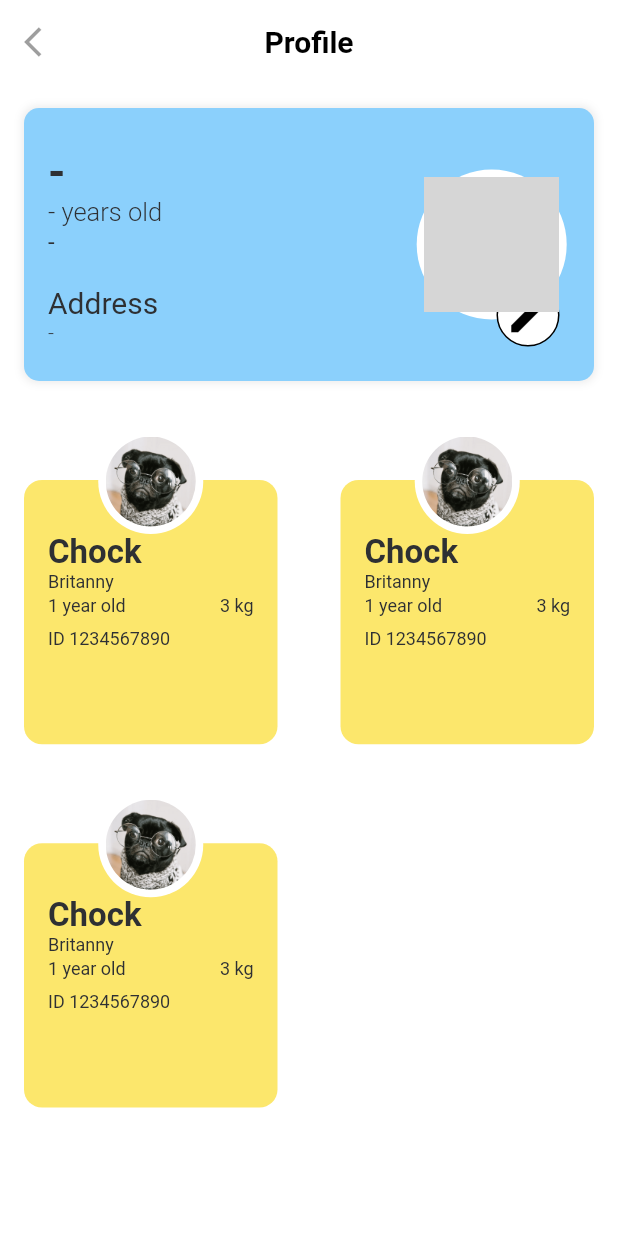
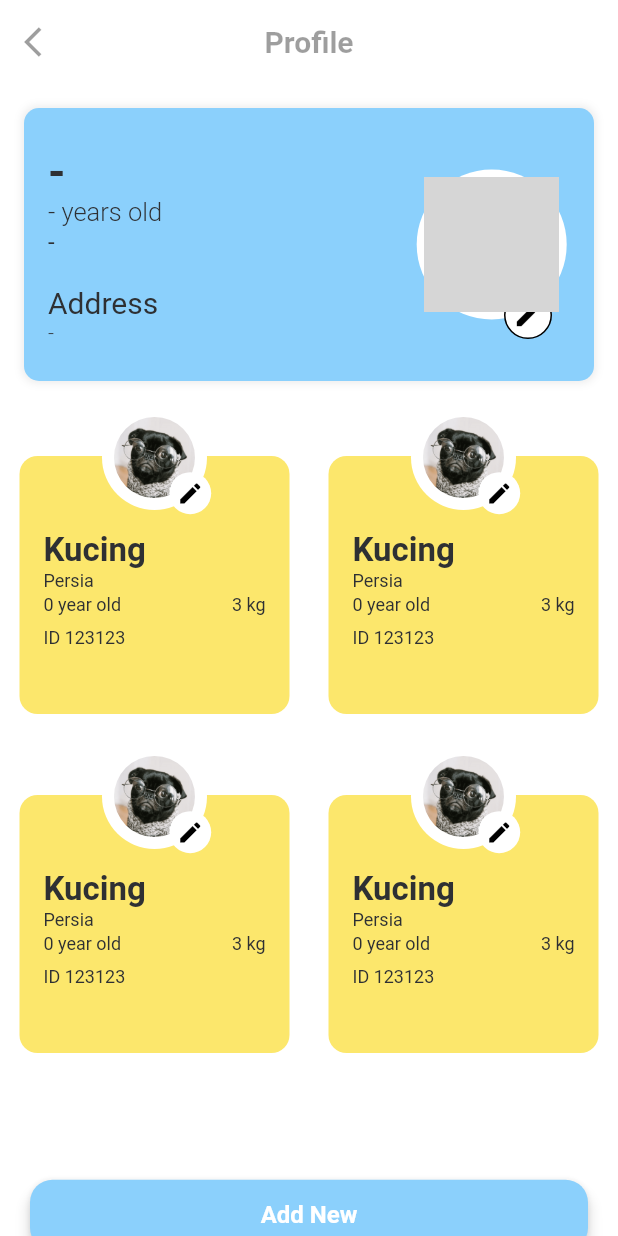
Before and after one commit to lokapin-indonesia/lokapin-app, a Flutter app: the ProfileScreen screen opened directly, on a phone screen of 412 x 824 dp. Run offline on Flutter 3.47's test engine with Material 2 defaults, Android fonts, the phone set to English and light mode, and no system bars; drawn by our look-alikes of nb_utils; our stand-ins replace email_validator, flutter_dotenv, get_storage, google_fonts, rflutter_alert and 1 more; missing offline and left inert: dart:ffi; accounts and stored records are empty; network calls fail; grey boxes are pictures that could not be loaded.

Commit message:
profile page

```diff
--- /dev/null
+++ b/lib/models/PetModels.dart
@@ -0,0 +1,25 @@
+import 'package:flutter/foundation.dart';
+
+class PetModels {
+  final String? id;
+  final String? name;
+  final String? image;
+  final String? breeds;
+  final String? gender;
+  final int? weight;
+  final DateTime? birthDate;
+  final DateTime? vaccinationActivity;
+  final DateTime? medicalCheckUpActivity;
+
+  PetModels({
+    @required this.id,
+    @required this.name,
+    @required this.image,
+    @required this.breeds,
+    @required this.gender,
+    @required this.weight,
+    @required this.birthDate,
+    @required this.vaccinationActivity,
+    @required this.medicalCheckUpActivity,
+  });
+}
--- a/lib/screen/profile/profile_Screen.dart
+++ b/lib/screen/profile/profile_Screen.dart
@@ -1,5 +1,7 @@
 import 'package:flutter/material.dart';
 import 'package:flutter/services.dart';
+import 'package:lokapin_app/models/PetModels.dart';
+import 'package:lokapin_app/screen/profile/edit_profile_pet_screen.dart';
 import 'package:lokapin_app/screen/profile/edit_profile_screen.dart';
 import 'package:lokapin_app/utils/colors.dart';
 import 'package:lokapin_app/widgets/pet_card.dart';
@@ -21,44 +23,44 @@ class ProfileScreen extends StatefulWidget {
 class _ProfileScreenState extends State<ProfileScreen> {
   var textFieldController = TextEditingController();
   FocusNode textFocusNode = FocusNode();
-  var sp  = SharedPreferenceHandler();
+  var sp = SharedPreferenceHandler();
   String userFullName = "-";
-  String userAge  = "-";
+  String userAge = "-";
   String userPhone = "-";
   String userAddress = "-";
-  String userImage = "https://assets.stickpng.com/images/585e4bf3cb11b227491c339a.png";
+  String userImage =
+      "https://assets.stickpng.com/images/585e4bf3cb11b227491c339a.png";
 
-  void changeShowName(result){
+  void changeShowName(result) {
     setState(() {
       var name = result["first_name"];
-      if(result['last_name']!=null){
+      if (result['last_name'] != null) {
         name = name + " " + result['last_name'];
       }
       userFullName = name;
-      if(result['age']!=null){
+      if (result['age'] != null) {
         userAge = result['age'].toString();
       }
-      if(result["phone_number"] != null){
+      if (result["phone_number"] != null) {
         userPhone = result["phone_number"];
       }
-      if(result["address"]!=null){
+      if (result["address"] != null) {
         userAddress = result["address"];
       }
 
-      if(result["photo"] != null){
-        userImage = "http://108.136.230.107/static/image/user/"+result["photo"];
+      if (result["photo"] != null) {
+        userImage =
+            "http://108.136.230.107/static/image/user/" + result["photo"];
       }
     });
   }
 
-  void loadUserInfo() async{
+  void loadUserInfo() async {
     var spInstance = await SharedPreferences.getInstance();
     sp.setSharedPreference(spInstance);
     var session = sp.getToken();
     ProfileApi.getProfile(session).then((value) => {
-      if(value.status == 200){
-        changeShowName(value.data["result"])
-      }
+          if (value.status == 200) {changeShowName(value.data["result"])}
         });
   }
 
@@ -84,7 +86,7 @@ class _ProfileScreenState extends State<ProfileScreen> {
             backgroundColor: Colors.transparent,
             title: Text(
               'Profile',
-              style: boldTextStyle(color: Colors.black, size: 20),
+              style: boldTextStyle(color: Colors.black38, size: 20),
             ),
             leading: Container(
               margin: const EdgeInsets.all(8),
@@ -93,6 +95,7 @@ class _ProfileScreenState extends State<ProfileScreen> {
                 color: Colors.black38,
               ),
             ).onTap(() {
+              // Navigator.pop(context);
               finish(context);
             }),
             centerTitle: true,
@@ -100,10 +103,9 @@ class _ProfileScreenState extends State<ProfileScreen> {
             systemOverlayStyle: SystemUiOverlayStyle.light,
           ),
           backgroundColor: Colors.white,
-          body: Container(
-            width: context.width(),
-            height: context.height(),
-            child: Column(
+          body: ListView(
+            children: <Widget>[
+              Column(
                 mainAxisAlignment: MainAxisAlignment.start,
                 crossAxisAlignment: CrossAxisAlignment.start,
                 children: [
@@ -142,11 +144,10 @@ class _ProfileScreenState extends State<ProfileScreen> {
                                               8.width
                                             ],
                                           ),
-                                        Text(userAge+" years old",
+                                          Text(userAge + " years old",
                                               style: boldTextStyle(
                                                   size: 17,
                                                   weight: FontWeight.w300)),
-
                                           Text(userPhone,
                                               style: boldTextStyle(
                                                   size: 16,
@@ -156,8 +157,7 @@ class _ProfileScreenState extends State<ProfileScreen> {
                                               style: boldTextStyle(
                                                   size: 20,
                                                   weight: FontWeight.normal)),
-                                        Text(
-                                            userAddress,
+                                          Text(userAddress,
                                               style: boldTextStyle(
                                                   size: 14,
                                                   weight: FontWeight.w300))
@@ -207,7 +207,8 @@ class _ProfileScreenState extends State<ProfileScreen> {
                                                                   color: Colors
                                                                       .black,
                                                                   width: 1),
-                                                            color: Colors.white,
+                                                              color:
+                                                                  Colors.white,
                                                               borderRadius:
                                                                   BorderRadius
                                                                       .circular(
@@ -218,48 +219,20 @@ class _ProfileScreenState extends State<ProfileScreen> {
                                                                     5.0),
                                                             child: Icon(
                                                               Icons.edit,
-                                                            size: 30.0,
-                                                            color: Colors.black,
+                                                              size: 20.0,
+                                                              color:
+                                                                  Colors.black,
                                                             ),
                                                           ),
                                                         ),
                                                         onPressed: () {
-                                                        const EditProfileScreen().launch(context);
+                                                          const EditProfileScreen()
+                                                              .launch(context);
                                                         }),
                                                   )
                                                 ],
                                               ),
                                             ),
-
-                                          // Stack(children: [
-                                          // CircleAvatar(
-                                          //     radius: 50,
-                                          //     backgroundColor: Colors.white,
-                                          //     child: Padding(
-                                          //         padding:
-                                          //             const EdgeInsets.all(5),
-                                          //         child: ClipOval(
-                                          //           child: Image.asset(
-                                          //               'assets/animal_profpic.png',
-                                          //               width: 200,
-                                          //               height: 200,
-                                          //               fit: BoxFit.fitWidth),
-                                          //         ))),
-                                          // ]),
-                                          // const Positioned(
-                                          //   top: 10,
-                                          //   left: 10,
-                                          //   child: Icon(
-                                          //     Icons.chevron_right,
-                                          //     size: 50.0,
-                                          //     color: Colors.black,
-                                          //   ),
-                                          // ),
-                                          // Positioned(
-                                          //     top: 50,
-                                          //     right: 50,
-                                          //     child: MyWidget(color: Colors.red)
-                                          // )
                                           ]),
                                     ),
                                   ],
@@ -272,21 +245,82 @@ class _ProfileScreenState extends State<ProfileScreen> {
                     ),
                   ),
                   GridView.count(
+                    physics: const ScrollPhysics(),
                     shrinkWrap: true,
                     crossAxisCount: 2,
-                  childAspectRatio: 0.83,
-                  padding: const EdgeInsets.all(0),
-                  crossAxisSpacing: 10,
-                  mainAxisSpacing: 0,
+                    mainAxisSpacing: 20,
                     children: [
-                    PetCart(),
-                    PetCart(),
-                    PetCart(),
-
+                      PetCard(
+                          petData: PetModels(
+                              id: "123123",
+                              name: "Kucing",
+                              breeds: "Persia",
+                              gender: "Male",
+                              weight: 3,
+                              birthDate: DateTime.now(),
+                              vaccinationActivity: DateTime.now(),
+                              medicalCheckUpActivity: DateTime.now()),
+                          editPet: (id) => {
+                                const EditProfilePetScreen().launch(context),
+                                print(id)
+                              }),
+                      PetCard(
+                          petData: PetModels(
+                              id: "123123",
+                              name: "Kucing",
+                              breeds: "Persia",
+                              gender: "Male",
+                              weight: 3,
+                              birthDate: DateTime.now(),
+                              vaccinationActivity: DateTime.now(),
+                              medicalCheckUpActivity: DateTime.now()),
+                          editPet: (id) => {
+                                const EditProfilePetScreen().launch(context),
+                                print(id)
+                              }),
+                      PetCard(
+                          petData: PetModels(
+                              id: "123123",
+                              name: "Kucing",
+                              breeds: "Persia",
+                              gender: "Male",
+                              weight: 3,
+                              birthDate: DateTime.now(),
+                              vaccinationActivity: DateTime.now(),
+                              medicalCheckUpActivity: DateTime.now()),
+                          editPet: (id) => {
+                                const EditProfilePetScreen().launch(context),
+                                print(id)
+                              }),
+                      PetCard(
+                          petData: PetModels(
+                              id: "123123",
+                              name: "Kucing",
+                              breeds: "Persia",
+                              gender: "Male",
+                              weight: 3,
+                              birthDate: DateTime.now(),
+                              vaccinationActivity: DateTime.now(),
+                              medicalCheckUpActivity: DateTime.now()),
+                          editPet: (id) => {
+                                const EditProfilePetScreen().launch(context),
+                                print(id)
+                              }),
                     ],
                   ),
+                  64.height,
+                  AppButton(
+                          text: "Add New",
+                          textColor: Colors.white,
+                          color: primaryColor,
+                          shapeBorder: RoundedRectangleBorder(
+                              borderRadius: BorderRadius.circular(15)),
+                          width: context.width(),
+                          onTap: () async {})
+                      .paddingAll(20),
                 ],
-            ),
+              )
+            ],
           ),
         ));
   }
--- a/lib/widgets/pet_card.dart
+++ b/lib/widgets/pet_card.dart
@@ -1,21 +1,25 @@
 import 'package:flutter/material.dart';
+import 'package:lokapin_app/models/PetModels.dart';
 import 'package:nb_utils/nb_utils.dart';
 
-Widget PetCart() {
-  return   Container(
-    margin: EdgeInsets.all(16),
-    child: Stack(
+class PetCard extends StatelessWidget {
+  final PetModels? petData;
+  final Function? editPet;
+  const PetCard({Key? key, this.petData, this.editPet}) : super(key: key);
+
+  @override
+  Widget build(BuildContext context) {
+    return Stack(
       alignment: Alignment.topCenter,
       children: <Widget>[
         Container(
           width: 180,
-      padding:
-      EdgeInsets.only(left: 16, right: 16, bottom: 16),
+          height: 180,
+          padding: EdgeInsets.only(left: 16, right: 16, bottom: 16),
           margin: EdgeInsets.only(top: 34.0),
-      decoration:const BoxDecoration(
+          decoration: const BoxDecoration(
             borderRadius: BorderRadius.all(Radius.circular(12)),
             color: Color(0xfffce76c),
-
           ),
           child: Column(
             crossAxisAlignment: CrossAxisAlignment.start,
@@ -24,126 +28,84 @@ Widget PetCart() {
                 child: Column(
                   crossAxisAlignment: CrossAxisAlignment.start,
                   children: [
-                SizedBox(
-                  height: 35,
+                    const SizedBox(
+                      height: 50,
                     ),
-                Text("Chock",
-                    style: boldTextStyle(
-                        size: 22,
-                        weight: FontWeight.w600))
-                ,
-                Text("Britanny",
-                    style: boldTextStyle(
-                        size: 12,
-                        weight: FontWeight.normal))
-                ,
+                    Text(petData?.name ?? "-",
+                        style:
+                            boldTextStyle(size: 22, weight: FontWeight.w600)),
+                    Text(petData?.breeds ?? "-",
+                        style:
+                            boldTextStyle(size: 12, weight: FontWeight.normal)),
                     2.height,
-                Row (
+                    Row(
                       crossAxisAlignment: CrossAxisAlignment.center,
                       children: [
-                    Text("1 year old",
+                        Text(
+                            "${DateTime.now().year - (petData?.birthDate?.year ?? 0)} year old",
                             style: boldTextStyle(
-                            size: 12,
-                            weight: FontWeight.normal))
-                    ,
+                                size: 12, weight: FontWeight.normal)),
                         8.height,
                         Spacer(),
-                    Text("3 kg",
+                        Text("${petData?.weight ?? "-"} kg",
                             style: boldTextStyle(
-                            size: 12,
-                            weight: FontWeight.normal))
-                    ,
+                                size: 12, weight: FontWeight.normal)),
                         8.height,
                       ],
                     ),
                     8.height,
-                Text("ID 1234567890",
-                    style: boldTextStyle(
-                        size: 12,
-                        weight: FontWeight.normal))
-                ,
-                8.height,
+                    Text("ID ${petData?.id ?? "-"}",
+                        style:
+                            boldTextStyle(size: 12, weight: FontWeight.normal)),
                   ],
                 ),
               )
             ],
           ),
         ),
+        Container(
+          width: 70.0,
+          height: 70.0,
+          child: Stack(
+            children: <Widget>[
               CircleAvatar(
                   radius: 35,
                   backgroundColor: Colors.white,
                   child: Padding(
-                padding: const EdgeInsets.all(5),
+                      padding: const EdgeInsets.all(8),
                       child: ClipOval(
-                  child: Image.asset('assets/animal_profpic.png',
-                      width: 140,
-                      height: 140,
+                        child: Image.asset(
+                            petData?.image ?? 'assets/animal_profpic.png',
+                            width: 70,
+                            height: 70,
                             fit: BoxFit.fitWidth),
-                )))
-      ],
+                      ))),
+              Align(
+                alignment: const Alignment(3.4, 3.4),
+                child: FloatingActionButton(
+                    elevation: 0,
+                    backgroundColor: transparentColor,
+                    child: Ink(
+                      decoration: BoxDecoration(
+                          color: Colors.white,
+                          borderRadius: BorderRadius.circular(50.0)),
+                      child: const Padding(
+                        padding: EdgeInsets.all(5.0),
+                        child: Icon(
+                          Icons.edit,
+                          size: 18.0,
+                          color: Colors.black,
                         ),
-  );
-   Container(
-    width: 180,
-    padding:
-    EdgeInsets.only(left: 16, right: 16, bottom: 16),
-    margin: EdgeInsets.only(top: 34.0),
-    decoration:const BoxDecoration(
-        borderRadius: BorderRadius.all(Radius.circular(12)),
-        color: Color(0xfffce76c),
-
                       ),
-    child: Column(
-      crossAxisAlignment: CrossAxisAlignment.start,
-      children: <Widget>[
-        Container(
-          child: Column(
-            crossAxisAlignment: CrossAxisAlignment.start,
-            children: [
-              SizedBox(
-                height: 50,
                     ),
-              Text("Chock",
-                  style: boldTextStyle(
-                      size: 22,
-                      weight: FontWeight.w600))
-                  ,
-              8.height,
-              Text("Britanny",
-                  style: boldTextStyle(
-                      size: 12,
-                      weight: FontWeight.normal))
-                  ,
-              8.height,
-              Row (
-                crossAxisAlignment: CrossAxisAlignment.center,
-                children: [
-                  Text("1 year old",
-                      style: boldTextStyle(
-                          size: 12,
-                          weight: FontWeight.normal))
-                  ,
-                  8.height,
-                  Spacer(),
-                  Text("3 kg",
-                      style: boldTextStyle(
-                          size: 12,
-                          weight: FontWeight.normal))
-                  ,
-                  8.height,
-                ],
-              ),
-              8.height,
-              Text("ID 1234567890",
-                  style: boldTextStyle(
-                      size: 12,
-                      weight: FontWeight.normal))
-              ,
-              8.height,
+                    onPressed: () {
+                      editPet!(petData?.id);
+                    }),
+              )
             ],
           ),
         )
       ],
-    ),
     );
   }
+}
```
Also changed, not shown: lib/screen/home/home_screen.dart (+16 -15 lines), pubspec.lock, 1 other file. Lines whose indentation alone changed are shown as unchanged.
